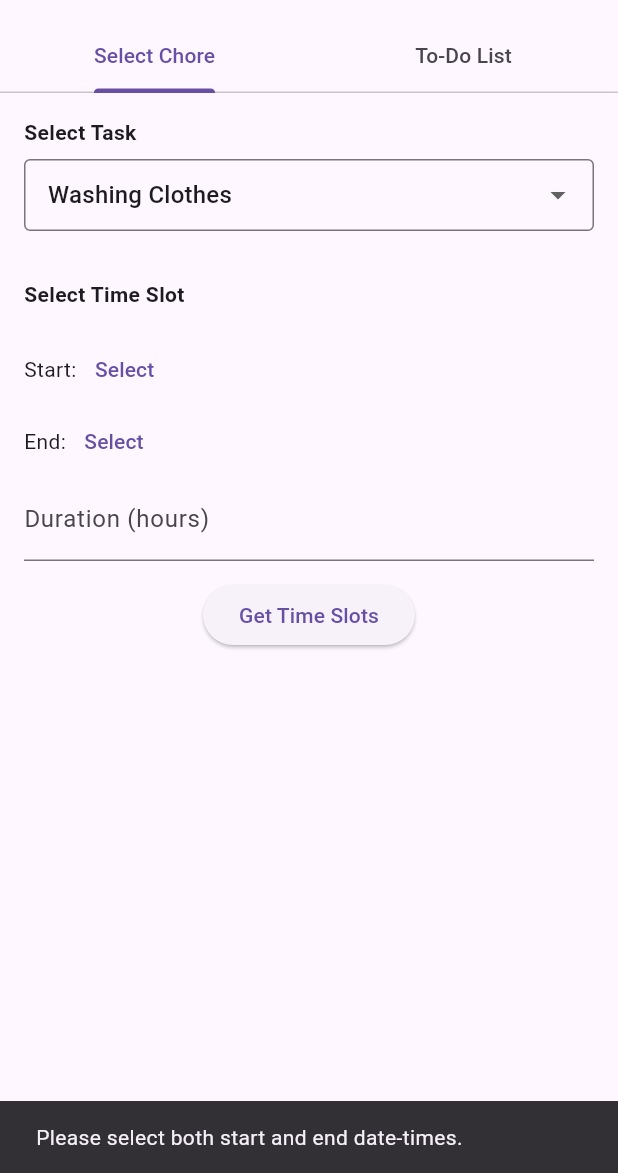
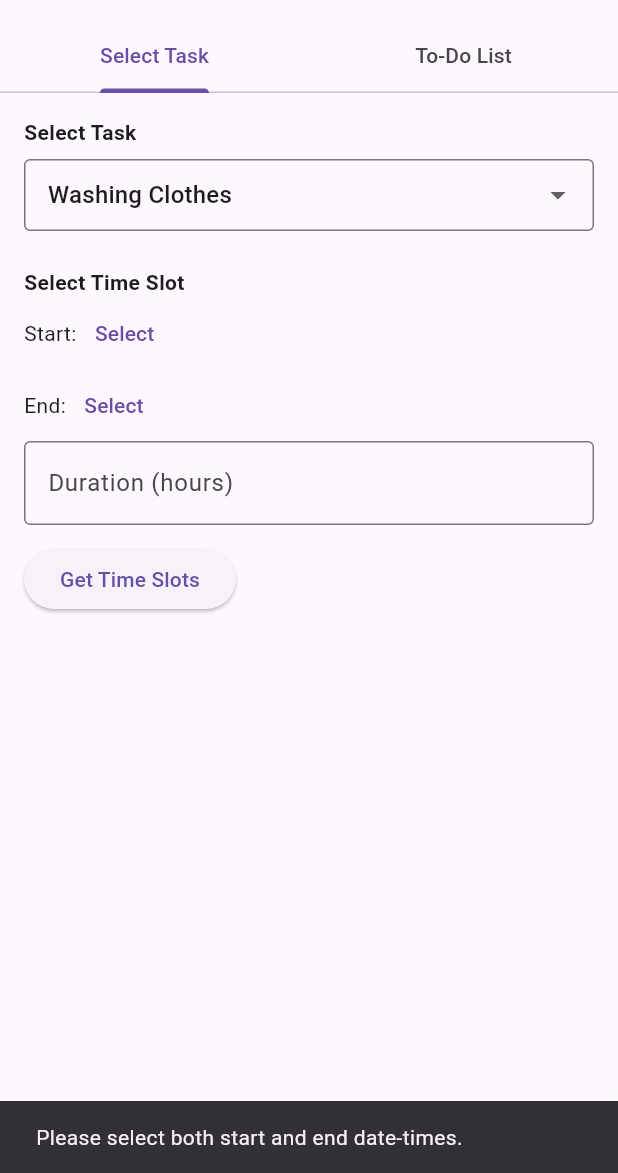
Before and after one commit to SonaGutha/wattznow, a Flutter app: the screen it shows after launch, after a tap on "Get Time Slots", on a phone screen of 412 x 824 dp, the part 63-1236 px from its top. Run offline on Flutter 3.47's test engine with Material 3 defaults, Android fonts, the light colour scheme and no system bars.

Commit message:
bottom overflow fix

```diff
--- a/wattz_now_frontend/lib/main.dart
+++ b/wattz_now_frontend/lib/main.dart
@@ -12,8 +12,8 @@
 class _MyAppState extends State<MyApp> {
   final List<Map<String, String>> todoList = [];
 
-  void addToDo(Map<String, String> chore) {
-    setState(() => todoList.add(chore));
+  void addToDo(Map<String, String> task) {
+    setState(() => todoList.add(task));
   }
 
   void removeFromToDo(int index) {
@@ -29,10 +29,11 @@
       home: DefaultTabController(
         length: 2,
         child: Scaffold(
+          resizeToAvoidBottomInset: true,
           appBar: AppBar(
             title: Text("WattzNow"),
             bottom: TabBar(
-              tabs: [Tab(text: "Select Chore"), Tab(text: "To-Do List")],
+              tabs: [Tab(text: "Select Task"), Tab(text: "To-Do List")],
             ),
           ),
           body: TabBarView(
--- a/wattz_now_frontend/lib/views/selection_page.dart
+++ b/wattz_now_frontend/lib/views/selection_page.dart
@@ -67,10 +67,6 @@ class _SelectionPageState extends State<SelectionPage> {
     String end = formatDateTime(endDateTime!);
     int duration = int.tryParse(windowController.text) ?? 1;
 
-    print('📅 Start Time: $start');
-    print('📅 End Time: $end');
-    print('⏳ Duration: $duration');
-
     try {
       List<Map<String, dynamic>> responseData = await apiService.getTimeSlots(
         start,
@@ -92,20 +88,23 @@ class _SelectionPageState extends State<SelectionPage> {
   @override
   Widget build(BuildContext context) {
     return Scaffold(
-      body: Padding(
-        padding: const EdgeInsets.all(16.0),
+      resizeToAvoidBottomInset: true,
+      body: SafeArea(
+        child: SingleChildScrollView(
+          padding: EdgeInsets.only(
+            left: 16,
+            right: 16,
+            top: 16,
+            bottom: MediaQuery.of(context).viewInsets.bottom + 16,
+          ),
           child: Column(
+            crossAxisAlignment: CrossAxisAlignment.start,
             children: [
-            Padding(
-              padding: const EdgeInsets.only(bottom: 8.0),
-              child: Align(
-                alignment: Alignment.centerLeft,
-                child: Text(
-                  'Select Task',
-                  style: TextStyle(fontWeight: FontWeight.bold, fontSize: 14),
+              Text(
+                "Select Task",
+                style: TextStyle(fontSize: 14, fontWeight: FontWeight.bold),
               ),
-              ),
-            ),
+              SizedBox(height: 8),
               DropdownButtonFormField<String>(
                 value: selectedChore,
                 decoration: InputDecoration(
@@ -116,9 +115,14 @@ class _SelectionPageState extends State<SelectionPage> {
                   ),
                 ),
                 items:
-                  chores.map((chore) {
-                    return DropdownMenuItem(value: chore, child: Text(chore));
-                  }).toList(),
+                    chores
+                        .map(
+                          (chore) => DropdownMenuItem(
+                            value: chore,
+                            child: Text(chore),
+                          ),
+                        )
+                        .toList(),
                 onChanged: (value) {
                   if (value != null) {
                     setState(() {
@@ -129,25 +133,23 @@ class _SelectionPageState extends State<SelectionPage> {
                 },
               ),
 
-            if (isCustomChore)
+              if (isCustomChore) ...[
+                SizedBox(height: 12),
                 TextField(
                   controller: customChoreController,
                   decoration: InputDecoration(
                     labelText: 'Enter your custom task',
+                    border: OutlineInputBorder(),
                   ),
                 ),
+              ],
 
-            SizedBox(height: 16),
-            Padding(
-              padding: const EdgeInsets.symmetric(vertical: 16.0),
-              child: Align(
-                alignment: Alignment.centerLeft,
-                child: Text(
+              SizedBox(height: 24),
+              Text(
                 "Select Time Slot",
                 style: TextStyle(fontSize: 14, fontWeight: FontWeight.bold),
               ),
-              ),
-            ),
+
               Row(
                 children: [
                   Text("Start:"),
@@ -229,18 +231,19 @@ class _SelectionPageState extends State<SelectionPage> {
               TextField(
                 controller: windowController,
                 keyboardType: TextInputType.number,
-              decoration: InputDecoration(labelText: 'Duration (hours)'),
+                decoration: InputDecoration(
+                  labelText: 'Duration (hours)',
+                  border: OutlineInputBorder(),
+                ),
               ),
 
               SizedBox(height: 12),
-
               ElevatedButton(
                 onPressed: getTimeSlots,
                 child: Text('Get Time Slots'),
               ),
 
               SizedBox(height: 20),
-
               if (bestTimeSlot != null) ...[
                 Text(
                   "Best time slot for ${isCustomChore ? customChoreController.text : selectedChore}:",
@@ -251,9 +254,9 @@ class _SelectionPageState extends State<SelectionPage> {
               ],
 
               SizedBox(height: 20),
-
-            Expanded(
-              child: ListView.builder(
+              ListView.builder(
+                shrinkWrap: true,
+                physics: NeverScrollableScrollPhysics(),
                 itemCount: timeSlots.length,
                 itemBuilder: (context, index) {
                   final slot = timeSlots[index];
@@ -309,8 +312,8 @@ class _SelectionPageState extends State<SelectionPage> {
                   );
                 },
               ),
+            ],
           ),
-          ],
         ),
       ),
     );
```
Lines whose indentation alone changed are shown as unchanged.
